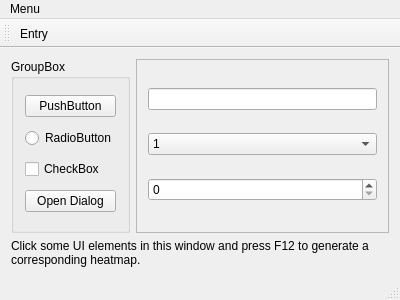
aschet/qlickinspector, file example/mainwindow.ui: the form before one commit.
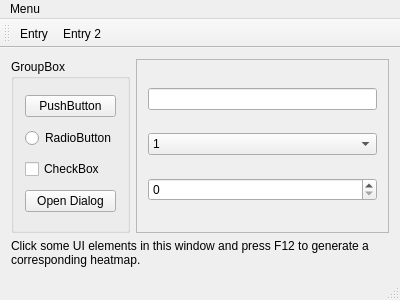
The form after the commit.

Commit message: workaround to handle toolbars

Patch:
```diff
--- a/example/mainwindow.ui
+++ b/example/mainwindow.ui
@@ -136,6 +136,7 @@
     <bool>false</bool>
    </attribute>
    <addaction name="actionEntry"/>
+   <addaction name="actionEntry_2"/>
   </widget>
   <widget class="QStatusBar" name="statusBar"/>
   <action name="actionEntry">
@@ -146,6 +147,11 @@
     <string>Entry</string>
    </property>
   </action>
+  <action name="actionEntry_2">
+   <property name="text">
+    <string>Entry 2</string>
+   </property>
+  </action>
  </widget>
  <layoutdefault spacing="6" margin="11"/>
  <resources/>
```
The commit also changes 2 other files.
